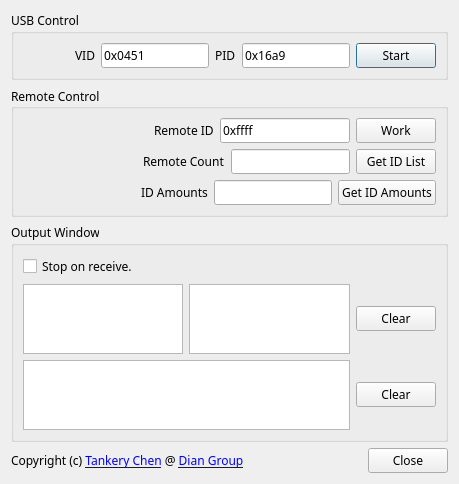
First picture: the form in src/testDianVote/testdianvote.ui, repository FrankieChan885/dian-zigbee-vote, before the edit.
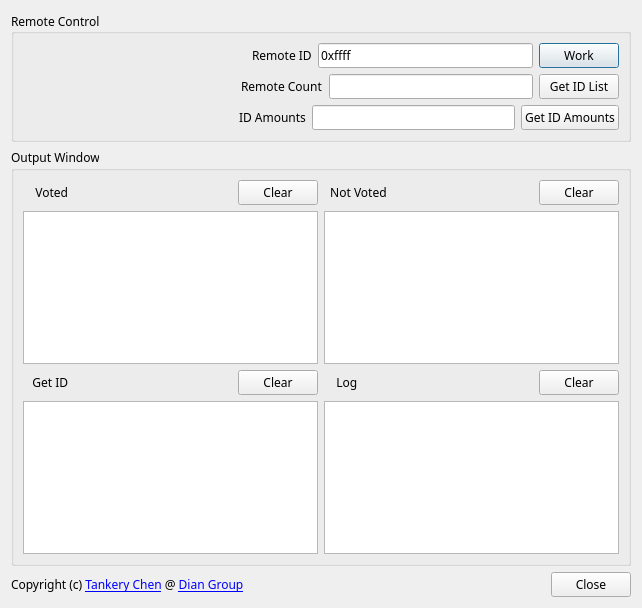
Second picture: the form after the edit. Icons and pictures are not drawn.

Commit message: 修改test界面

```diff
--- a/src/testDianVote/testdianvote.ui
+++ b/src/testDianVote/testdianvote.ui
@@ -6,10 +6,16 @@
    <rect>
     <x>0</x>
     <y>0</y>
-    <width>459</width>
-    <height>441</height>
+    <width>642</width>
+    <height>608</height>
    </rect>
   </property>
+  <property name="minimumSize">
+   <size>
+    <width>642</width>
+    <height>608</height>
+   </size>
+  </property>
   <property name="font">
    <font>
     <family>Purisa</family>
@@ -19,72 +25,6 @@
    <string>DianVote Tester</string>
   </property>
   <layout class="QVBoxLayout" name="verticalLayout">
-   <item>
-    <widget class="QGroupBox" name="usbBox">
-     <property name="title">
-      <string>USB Control</string>
-     </property>
-     <layout class="QHBoxLayout" name="horizontalLayout_4">
-      <item>
-       <spacer name="horizontalSpacer">
-        <property name="orientation">
-         <enum>Qt::Horizontal</enum>
-        </property>
-        <property name="sizeHint" stdset="0">
-         <size>
-          <width>40</width>
-          <height>20</height>
-         </size>
-        </property>
-       </spacer>
-      </item>
-      <item>
-       <widget class="QLabel" name="label">
-        <property name="text">
-         <string>VID</string>
-        </property>
-       </widget>
-      </item>
-      <item>
-       <widget class="QLineEdit" name="usbVID">
-        <property name="text">
-         <string>0x0451</string>
-        </property>
-        <property name="maxLength">
-         <number>6</number>
-        </property>
-       </widget>
-      </item>
-      <item>
-       <widget class="QLabel" name="label_2">
-        <property name="text">
-         <string>PID</string>
-        </property>
-       </widget>
-      </item>
-      <item>
-       <widget class="QLineEdit" name="usbPID">
-        <property name="text">
-         <string>0x16a9</string>
-        </property>
-        <property name="maxLength">
-         <number>6</number>
-        </property>
-       </widget>
-      </item>
-      <item>
-       <widget class="QPushButton" name="startTest">
-        <property name="text">
-         <string>Start</string>
-        </property>
-        <property name="checkable">
-         <bool>true</bool>
-        </property>
-       </widget>
-      </item>
-     </layout>
-    </widget>
-   </item>
    <item>
     <widget class="QGroupBox" name="groupBox">
      <property name="title">
@@ -95,6 +35,445 @@
      </property>
      <layout class="QVBoxLayout" name="verticalLayout_2">
       <item>
+       <layout class="QHBoxLayout" name="horizontalLayout_4">
+        <item>
+         <layout class="QVBoxLayout" name="verticalLayout_9">
+          <item>
+           <widget class="QLabel" name="label">
+            <property name="palette">
+             <palette>
+              <active>
+               <colorrole role="WindowText">
+                <brush brushstyle="SolidPattern">
+                 <color alpha="255">
+                  <red>0</red>
+                  <green>0</green>
+                  <blue>0</blue>
+                 </color>
+                </brush>
+               </colorrole>
+               <colorrole role="Button">
+                <brush brushstyle="SolidPattern">
+                 <color alpha="255">
+                  <red>255</red>
+                  <green>255</green>
+                  <blue>255</blue>
+                 </color>
+                </brush>
+               </colorrole>
+               <colorrole role="Light">
+                <brush brushstyle="SolidPattern">
+                 <color alpha="255">
+                  <red>255</red>
+                  <green>255</green>
+                  <blue>255</blue>
+                 </color>
+                </brush>
+               </colorrole>
+               <colorrole role="Midlight">
+                <brush brushstyle="SolidPattern">
+                 <color alpha="255">
+                  <red>255</red>
+                  <green>255</green>
+                  <blue>255</blue>
+                 </color>
+                </brush>
+               </colorrole>
+               <colorrole role="Dark">
+                <brush brushstyle="SolidPattern">
+                 <color alpha="255">
+                  <red>127</red>
+                  <green>127</green>
+                  <blue>127</blue>
+                 </color>
+                </brush>
+               </colorrole>
+               <colorrole role="Mid">
+                <brush brushstyle="SolidPattern">
+                 <color alpha="255">
+                  <red>170</red>
+                  <green>170</green>
+                  <blue>170</blue>
+                 </color>
+                </brush>
+               </colorrole>
+               <colorrole role="Text">
+                <brush brushstyle="SolidPattern">
+                 <color alpha="255">
+                  <red>0</red>
+                  <green>0</green>
+                  <blue>0</blue>
+                 </color>
+                </brush>
+               </colorrole>
+               <colorrole role="BrightText">
+                <brush brushstyle="SolidPattern">
+                 <color alpha="255">
+                  <red>255</red>
+                  <green>255</green>
+                  <blue>255</blue>
+                 </color>
+                </brush>
+               </colorrole>
+               <colorrole role="ButtonText">
+                <brush brushstyle="SolidPattern">
+                 <color alpha="255">
+                  <red>0</red>
+                  <green>0</green>
+                  <blue>0</blue>
+                 </color>
+                </brush>
+               </colorrole>
+               <colorrole role="Base">
+                <brush brushstyle="SolidPattern">
+                 <color alpha="255">
+                  <red>255</red>
+                  <green>255</green>
+                  <blue>255</blue>
+                 </color>
+                </brush>
+               </colorrole>
+               <colorrole role="Window">
+                <brush brushstyle="SolidPattern">
+                 <color alpha="255">
+                  <red>255</red>
+                  <green>255</green>
+                  <blue>255</blue>
+                 </color>
+                </brush>
+               </colorrole>
+               <colorrole role="Shadow">
+                <brush brushstyle="SolidPattern">
+                 <color alpha="255">
+                  <red>0</red>
+                  <green>0</green>
+                  <blue>0</blue>
+                 </color>
+                </brush>
+               </colorrole>
+               <colorrole role="AlternateBase">
+                <brush brushstyle="SolidPattern">
+                 <color alpha="255">
+                  <red>255</red>
+                  <green>255</green>
+                  <blue>255</blue>
+                 </color>
+                </brush>
+               </colorrole>
+               <colorrole role="ToolTipBase">
+                <brush brushstyle="SolidPattern">
+                 <color alpha="255">
+                  <red>255</red>
+                  <green>255</green>
+                  <blue>220</blue>
+                 </color>
+                </brush>
+               </colorrole>
+               <colorrole role="ToolTipText">
+                <brush brushstyle="SolidPattern">
+                 <color alpha="255">
+                  <red>0</red>
+                  <green>0</green>
+                  <blue>0</blue>
+                 </color>
+                </brush>
+               </colorrole>
+              </active>
+              <inactive>
+               <colorrole role="WindowText">
+                <brush brushstyle="SolidPattern">
+                 <color alpha="255">
+                  <red>0</red>
+                  <green>0</green>
+                  <blue>0</blue>
+                 </color>
+                </brush>
+               </colorrole>
+               <colorrole role="Button">
+                <brush brushstyle="SolidPattern">
+                 <color alpha="255">
+                  <red>255</red>
+                  <green>255</green>
+                  <blue>255</blue>
+                 </color>
+                </brush>
+               </colorrole>
+               <colorrole role="Light">
+                <brush brushstyle="SolidPattern">
+                 <color alpha="255">
+                  <red>255</red>
+                  <green>255</green>
+                  <blue>255</blue>
+                 </color>
+                </brush>
+               </colorrole>
+               <colorrole role="Midlight">
+                <brush brushstyle="SolidPattern">
+                 <color alpha="255">
+                  <red>255</red>
+                  <green>255</green>
+                  <blue>255</blue>
+                 </color>
+                </brush>
+               </colorrole>
+               <colorrole role="Dark">
+                <brush brushstyle="SolidPattern">
+                 <color alpha="255">
+                  <red>127</red>
+                  <green>127</green>
+                  <blue>127</blue>
+                 </color>
+                </brush>
+               </colorrole>
+               <colorrole role="Mid">
+                <brush brushstyle="SolidPattern">
+                 <color alpha="255">
+                  <red>170</red>
+                  <green>170</green>
+                  <blue>170</blue>
+                 </color>
+                </brush>
+               </colorrole>
+               <colorrole role="Text">
+                <brush brushstyle="SolidPattern">
+                 <color alpha="255">
+                  <red>0</red>
+                  <green>0</green>
+                  <blue>0</blue>
+                 </color>
+                </brush>
+               </colorrole>
+               <colorrole role="BrightText">
+                <brush brushstyle="SolidPattern">
+                 <color alpha="255">
+                  <red>255</red>
+                  <green>255</green>
+                  <blue>255</blue>
+                 </color>
+                </brush>
+               </colorrole>
+               <colorrole role="ButtonText">
+                <brush brushstyle="SolidPattern">
+                 <color alpha="255">
+                  <red>0</red>
+                  <green>0</green>
+                  <blue>0</blue>
+                 </color>
+                </brush>
+               </colorrole>
+               <colorrole role="Base">
+                <brush brushstyle="SolidPattern">
+                 <color alpha="255">
+                  <red>255</red>
+                  <green>255</green>
+                  <blue>255</blue>
+                 </color>
+                </brush>
+               </colorrole>
+               <colorrole role="Window">
+                <brush brushstyle="SolidPattern">
+                 <color alpha="255">
+                  <red>255</red>
+                  <green>255</green>
+                  <blue>255</blue>
+                 </color>
+                </brush>
+               </colorrole>
+               <colorrole role="Shadow">
+                <brush brushstyle="SolidPattern">
+                 <color alpha="255">
+                  <red>0</red>
+                  <green>0</green>
+                  <blue>0</blue>
+                 </color>
+                </brush>
+               </colorrole>
+               <colorrole role="AlternateBase">
+                <brush brushstyle="SolidPattern">
+                 <color alpha="255">
+                  <red>255</red>
+                  <green>255</green>
+                  <blue>255</blue>
+                 </color>
+                </brush>
+               </colorrole>
+               <colorrole role="ToolTipBase">
+                <brush brushstyle="SolidPattern">
+                 <color alpha="255">
+                  <red>255</red>
+                  <green>255</green>
+                  <blue>220</blue>
+                 </color>
+                </brush>
+               </colorrole>
+               <colorrole role="ToolTipText">
+                <brush brushstyle="SolidPattern">
+                 <color alpha="255">
+                  <red>0</red>
+                  <green>0</green>
+                  <blue>0</blue>
+                 </color>
+                </brush>
+               </colorrole>
+              </inactive>
+              <disabled>
+               <colorrole role="WindowText">
+                <brush brushstyle="SolidPattern">
+                 <color alpha="255">
+                  <red>127</red>
+                  <green>127</green>
+                  <blue>127</blue>
+                 </color>
+                </brush>
+               </colorrole>
+               <colorrole role="Button">
+                <brush brushstyle="SolidPattern">
+                 <color alpha="255">
+                  <red>255</red>
+                  <green>255</green>
+                  <blue>255</blue>
+                 </color>
+                </brush>
+               </colorrole>
+               <colorrole role="Light">
+                <brush brushstyle="SolidPattern">
+                 <color alpha="255">
+                  <red>255</red>
+                  <green>255</green>
+                  <blue>255</blue>
+                 </color>
+                </brush>
+               </colorrole>
+               <colorrole role="Midlight">
+                <brush brushstyle="SolidPattern">
+                 <color alpha="255">
+                  <red>255</red>
+                  <green>255</green>
+                  <blue>255</blue>
+                 </color>
+                </brush>
+               </colorrole>
+               <colorrole role="Dark">
+                <brush brushstyle="SolidPattern">
+                 <color alpha="255">
+                  <red>127</red>
+                  <green>127</green>
+                  <blue>127</blue>
+                 </color>
+                </brush>
+               </colorrole>
+               <colorrole role="Mid">
+                <brush brushstyle="SolidPattern">
+                 <color alpha="255">
+                  <red>170</red>
+                  <green>170</green>
+                  <blue>170</blue>
+                 </color>
+                </brush>
+               </colorrole>
+               <colorrole role="Text">
+                <brush brushstyle="SolidPattern">
+                 <color alpha="255">
+                  <red>127</red>
+                  <green>127</green>
+                  <blue>127</blue>
+                 </color>
+                </brush>
+               </colorrole>
+               <colorrole role="BrightText">
+                <brush brushstyle="SolidPattern">
+                 <color alpha="255">
+                  <red>255</red>
+                  <green>255</green>
+                  <blue>255</blue>
+                 </color>
+                </brush>
+               </colorrole>
+               <colorrole role="ButtonText">
+                <brush brushstyle="SolidPattern">
+                 <color alpha="255">
+                  <red>127</red>
+                  <green>127</green>
+                  <blue>127</blue>
+                 </color>
+                </brush>
+               </colorrole>
+               <colorrole role="Base">
+                <brush brushstyle="SolidPattern">
+                 <color alpha="255">
+                  <red>255</red>
+                  <green>255</green>
+                  <blue>255</blue>
+                 </color>
+                </brush>
+               </colorrole>
+               <colorrole role="Window">
+                <brush brushstyle="SolidPattern">
+                 <color alpha="255">
+                  <red>255</red>
+                  <green>255</green>
+                  <blue>255</blue>
+                 </color>
+                </brush>
+               </colorrole>
+               <colorrole role="Shadow">
+                <brush brushstyle="SolidPattern">
+                 <color alpha="255">
+                  <red>0</red>
+                  <green>0</green>
+                  <blue>0</blue>
+                 </color>
+                </brush>
+               </colorrole>
+               <colorrole role="AlternateBase">
+                <brush brushstyle="SolidPattern">
+                 <color alpha="255">
+                  <red>255</red>
+                  <green>255</green>
+                  <blue>255</blue>
+                 </color>
+                </brush>
+               </colorrole>
+               <colorrole role="ToolTipBase">
+                <brush brushstyle="SolidPattern">
+                 <color alpha="255">
+                  <red>255</red>
+                  <green>255</green>
+                  <blue>220</blue>
+                 </color>
+                </brush>
+               </colorrole>
+               <colorrole role="ToolTipText">
+                <brush brushstyle="SolidPattern">
+                 <color alpha="255">
+                  <red>0</red>
+                  <green>0</green>
+                  <blue>0</blue>
+                 </color>
+                </brush>
+               </colorrole>
+              </disabled>
+             </palette>
+            </property>
+            <property name="text">
+             <string/>
+            </property>
+            <property name="pixmap">
+             <pixmap resource="testDianVote.qrc">:/new/logo/logo.png</pixmap>
+            </property>
+            <property name="scaledContents">
+             <bool>false</bool>
+            </property>
+            <property name="alignment">
+             <set>Qt::AlignBottom|Qt::AlignJustify</set>
+            </property>
+           </widget>
+          </item>
+         </layout>
+        </item>
+        <item>
+         <layout class="QVBoxLayout" name="verticalLayout_8">
+          <item>
        <layout class="QHBoxLayout" name="horizontalLayout">
         <item>
          <spacer name="horizontalSpacer_2">
@@ -217,6 +596,10 @@
        </layout>
       </item>
      </layout>
+        </item>
+       </layout>
+      </item>
+     </layout>
     </widget>
    </item>
    <item>
@@ -225,19 +608,42 @@
       <string>Output Window</string>
      </property>
      <layout class="QVBoxLayout" name="verticalLayout_3">
-      <item>
-       <widget class="QCheckBox" name="stopOnReceive">
-        <property name="toolTip">
-         <string>Sleep the REMOTE when received his vote.</string>
-        </property>
-        <property name="text">
-         <string>Stop on receive.</string>
-        </property>
-       </widget>
-      </item>
       <item>
        <layout class="QHBoxLayout" name="dispDataLayout">
         <item>
+         <layout class="QVBoxLayout" name="verticalLayout_4">
+          <item>
+           <layout class="QHBoxLayout" name="horizontalLayout_9">
+            <item>
+             <widget class="QLabel" name="label_8">
+              <property name="text">
+               <string>    Voted</string>
+              </property>
+             </widget>
+            </item>
+            <item>
+             <spacer name="horizontalSpacer_7">
+              <property name="orientation">
+               <enum>Qt::Horizontal</enum>
+              </property>
+              <property name="sizeHint" stdset="0">
+               <size>
+                <width>40</width>
+                <height>20</height>
+               </size>
+              </property>
+             </spacer>
+            </item>
+            <item>
+             <widget class="QPushButton" name="votedClear">
+              <property name="text">
+               <string>Clear</string>
+              </property>
+             </widget>
+            </item>
+           </layout>
+          </item>
+          <item>
          <widget class="QTextEdit" name="output">
           <property name="font">
            <font>
@@ -249,29 +655,125 @@
           </property>
          </widget>
         </item>
+         </layout>
+        </item>
         <item>
-         <widget class="QTextEdit" name="rollcall"/>
+         <layout class="QVBoxLayout" name="verticalLayout_5">
+          <item>
+           <layout class="QHBoxLayout" name="horizontalLayout_8">
+            <item>
+             <widget class="QLabel" name="label_7">
+              <property name="text">
+               <string>  Not Voted</string>
+              </property>
+             </widget>
         </item>
         <item>
-         <widget class="QPushButton" name="clearData">
+             <spacer name="horizontalSpacer_8">
+              <property name="orientation">
+               <enum>Qt::Horizontal</enum>
+              </property>
+              <property name="sizeHint" stdset="0">
+               <size>
+                <width>40</width>
+                <height>20</height>
+               </size>
+              </property>
+             </spacer>
+            </item>
+            <item>
+             <widget class="QPushButton" name="notvotedClear">
           <property name="text">
            <string>Clear</string>
           </property>
          </widget>
+            </item>
+           </layout>
+          </item>
+          <item>
+           <widget class="QTextEdit" name="notVoted"/>
+          </item>
+         </layout>
         </item>
        </layout>
       </item>
       <item>
        <layout class="QHBoxLayout" name="horizontalLayout_5">
         <item>
+         <layout class="QVBoxLayout" name="verticalLayout_6">
+          <item>
+           <layout class="QHBoxLayout" name="horizontalLayout_10">
+            <item>
+             <widget class="QLabel" name="label_11">
+              <property name="text">
+               <string>   Get ID</string>
+              </property>
+             </widget>
+            </item>
+            <item>
+             <spacer name="horizontalSpacer">
+              <property name="orientation">
+               <enum>Qt::Horizontal</enum>
+              </property>
+              <property name="sizeHint" stdset="0">
+               <size>
+                <width>40</width>
+                <height>20</height>
+               </size>
+              </property>
+             </spacer>
+            </item>
+            <item>
+             <widget class="QPushButton" name="rollCallClear">
+              <property name="text">
+               <string>Clear</string>
+              </property>
+             </widget>
+            </item>
+           </layout>
+          </item>
+          <item>
+           <widget class="QTextEdit" name="rollcall"/>
+          </item>
+         </layout>
+        </item>
+        <item>
+         <layout class="QVBoxLayout" name="verticalLayout_7">
+          <item>
+           <layout class="QHBoxLayout" name="horizontalLayout_11">
+            <item>
+             <widget class="QLabel" name="label_9">
+              <property name="text">
+               <string>    Log</string>
+              </property>
+             </widget>
+            </item>
+            <item>
+             <spacer name="horizontalSpacer_6">
+              <property name="orientation">
+               <enum>Qt::Horizontal</enum>
+              </property>
+              <property name="sizeHint" stdset="0">
+               <size>
+                <width>40</width>
+                <height>20</height>
+               </size>
+              </property>
+             </spacer>
+            </item>
+            <item>
+             <widget class="QPushButton" name="logClear">
+              <property name="text">
+               <string>Clear</string>
+              </property>
+             </widget>
+            </item>
+           </layout>
+          </item>
+          <item>
          <widget class="QTextEdit" name="message"/>
         </item>
-        <item>
-         <widget class="QPushButton" name="clearMessage">
-          <property name="text">
-           <string>Clear</string>
-          </property>
-         </widget>
+         </layout>
         </item>
        </layout>
       </item>
```
Left out of the diff: 11 changed lines with no effect on the pictures. Lines whose indentation alone changed are shown as unchanged. The commit also changes 9 other files.
